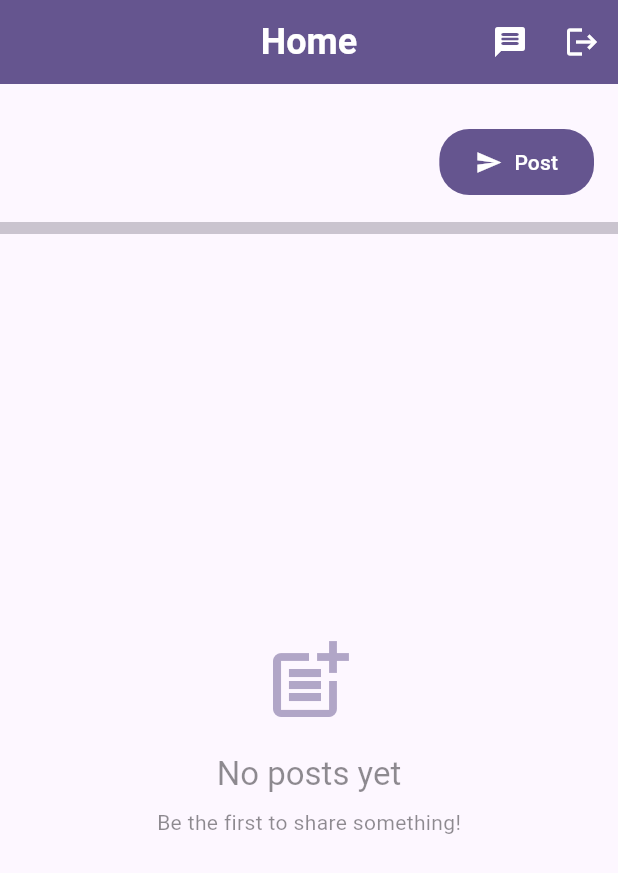
After one commit to Ibrahim-Lokman/messaging_app, a Flutter app: the HomePage screen opened by its route, on a phone screen of 412 x 824 dp. The commit adds this screen. Shown: the top 873 px of the screen. Run offline on Flutter 3.47's test engine with Material 3 defaults, Android fonts, the phone set to English and light mode, and no system bars; our stand-ins replace cloud_firestore, equatable, firebase_auth, firebase_core, firebase_crashlytics, firebase_messaging and 4 more; accounts and stored records are empty.

Commit message:
feat: implement home page with post creation, viewing, and deletion capabilities.

```diff
--- a/lib/core/router/app_router.dart
+++ b/lib/core/router/app_router.dart
@@ -8,8 +8,10 @@ import 'package:messaging_app/features/profile/presentation/bloc/profile_bloc.da
 import 'package:messaging_app/features/profile/presentation/pages/edit_profile_page.dart';
 import 'package:messaging_app/features/profile/presentation/pages/profile_page.dart';
 import 'package:messaging_app/features/profile/domain/entities/profile.dart';
+import 'package:messaging_app/features/home/domain/repositories/posts_repository.dart';
 import '../../features/auth/presentation/pages/login_page.dart';
 import '../../features/auth/presentation/pages/signup_page.dart';
+import '../../features/home/presentation/pages/home_page.dart';
 import '../../features/contacts/presentation/pages/contacts_page.dart';
 import '../../features/chat/presentation/pages/chat_page.dart';
 import '../../features/chat/presentation/bloc/chat_bloc.dart';
@@ -22,6 +24,10 @@ class AppRouter {
     routes: [
       GoRoute(path: '/login', builder: (context, state) => const LoginPage()),
       GoRoute(path: '/signup', builder: (context, state) => const SignupPage()),
+      GoRoute(
+        path: '/home',
+        builder: (context, state) => const HomePage(),
+      ),
       GoRoute(
         path: '/contacts',
         builder: (context, state) => const ContactsPage(),
--- a/lib/features/auth/domain/repositories/auth_repository.dart
+++ b/lib/features/auth/domain/repositories/auth_repository.dart
@@ -1,4 +1,6 @@
 import '../../../../core/utils/result.dart';
+import '../entities/user.dart' as auth_user;
+
 
 abstract class AuthRepository {
   Future<Result<String>> login({required String email, required String password});
@@ -9,5 +11,5 @@ abstract class AuthRepository {
     required String password,
   });
   Future<Result<void>> logout();
-  // Future<User?> getCurrentUser();
+  Future<auth_user.User?> getCurrentUser();
 }
--- a/lib/features/auth/presentation/bloc/auth_event.dart
+++ b/lib/features/auth/presentation/bloc/auth_event.dart
@@ -29,3 +29,5 @@ class AuthSignUpRequested extends AuthEvent {
 }
 
 class AuthLogoutRequested extends AuthEvent {}
+
+class SignOut extends AuthEvent {}
--- a/lib/features/auth/presentation/pages/login_page.dart
+++ b/lib/features/auth/presentation/pages/login_page.dart
@@ -43,7 +43,7 @@ class _LoginPageState extends State<LoginPage> {
       body: BlocConsumer<AuthBloc, AuthState>(
         listener: (context, state) {
           if (state is AuthAuthenticated) {
-            context.go('/contacts'); // Redirect to Contacts/Home after login
+            context.go('/home'); // Redirect to Home after login
           }
           if (state is AuthError) {
             ScaffoldMessenger.of(context).showSnackBar(
--- a/lib/features/auth/presentation/pages/signup_page.dart
+++ b/lib/features/auth/presentation/pages/signup_page.dart
@@ -45,7 +45,7 @@ class _SignupPageState extends State<SignupPage> {
       body: BlocConsumer<AuthBloc, AuthState>(
         listener: (context, state) {
           if (state is AuthAuthenticated) {
-            context.go('/contacts'); // Redirect after signup
+            context.go('/home'); // Redirect to Home after signup
           }
           if (state is AuthError) {
             ScaffoldMessenger.of(context).showSnackBar(
--- /dev/null
+++ b/lib/features/home/data/posts_repository_impl.dart
@@ -0,0 +1,45 @@
+import 'package:cloud_firestore/cloud_firestore.dart';
+import 'package:uuid/uuid.dart';
+import '../domain/entities/post.dart';
+import '../domain/repositories/posts_repository.dart';
+
+class FirebasePostsRepository implements PostsRepository {
+  final FirebaseFirestore _firestore = FirebaseFirestore.instance;
+  final Uuid _uuid = const Uuid();
+
+  @override
+  Stream<List<Post>> getPosts() {
+    return _firestore
+        .collection('posts')
+        .orderBy('timestamp', descending: true)
+        .snapshots()
+        .map((snapshot) {
+      return snapshot.docs.map((doc) {
+        final data = doc.data();
+        return Post.fromMap({...data, 'id': doc.id});
+      }).toList();
+    });
+  }
+
+  @override
+  Future<void> createPost(
+    String userId,
+    String username,
+    String? userPhotoUrl,
+    String content,
+  ) async {
+    final postId = _uuid.v4();
+    await _firestore.collection('posts').doc(postId).set({
+      'userId': userId,
+      'username': username,
+      'userPhotoUrl': userPhotoUrl,
+      'content': content,
+      'timestamp': DateTime.now().toIso8601String(),
+    });
+  }
+
+  @override
+  Future<void> deletePost(String postId) async {
+    await _firestore.collection('posts').doc(postId).delete();
+  }
+}
--- /dev/null
+++ b/lib/features/home/domain/entities/post.dart
@@ -0,0 +1,44 @@
+import 'package:equatable/equatable.dart';
+
+class Post extends Equatable {
+  final String id;
+  final String userId;
+  final String username;
+  final String? userPhotoUrl;
+  final String content;
+  final DateTime timestamp;
+
+  const Post({
+    required this.id,
+    required this.userId,
+    required this.username,
+    this.userPhotoUrl,
+    required this.content,
+    required this.timestamp,
+  });
+
+  @override
+  List<Object?> get props => [id, userId, username, userPhotoUrl, content, timestamp];
+
+  factory Post.fromMap(Map<String, dynamic> map) {
+    return Post(
+      id: map['id'] as String,
+      userId: map['userId'] as String,
+      username: map['username'] as String,
+      userPhotoUrl: map['userPhotoUrl'] as String?,
+      content: map['content'] as String,
+      timestamp: DateTime.parse(map['timestamp'] as String),
+    );
+  }
+
+  Map<String, dynamic> toMap() {
+    return {
+      'id': id,
+      'userId': userId,
+      'username': username,
+      'userPhotoUrl': userPhotoUrl,
+      'content': content,
+      'timestamp': timestamp.toIso8601String(),
+    };
+  }
+}
--- /dev/null
+++ b/lib/features/home/domain/repositories/posts_repository.dart
@@ -0,0 +1,7 @@
+import '../entities/post.dart';
+
+abstract class PostsRepository {
+  Stream<List<Post>> getPosts();
+  Future<void> createPost(String userId, String username, String? userPhotoUrl, String content);
+  Future<void> deletePost(String postId);
+}
--- /dev/null
+++ b/lib/features/home/presentation/bloc/posts_bloc.dart
@@ -0,0 +1,90 @@
+import 'dart:async';
+import 'package:flutter_bloc/flutter_bloc.dart';
+import '../../domain/repositories/posts_repository.dart';
+import '../../domain/entities/post.dart';
+import 'posts_event.dart';
+import 'posts_state.dart';
+
+class PostsBloc extends Bloc<PostsEvent, PostsState> {
+  final PostsRepository postsRepository;
+  StreamSubscription? _postsSubscription;
+
+  PostsBloc({required this.postsRepository}) : super(PostsInitial()) {
+    on<LoadPosts>(_onLoadPosts);
+    on<CreatePost>(_onCreatePost);
+    on<DeletePost>(_onDeletePost);
+    on<_PostsUpdated>(_onPostsUpdated);
+    on<_PostsErrorOccurred>(_onPostsErrorOccurred);
+  }
+
+  Future<void> _onLoadPosts(LoadPosts event, Emitter<PostsState> emit) async {
+    emit(PostsLoading());
+    try {
+      await _postsSubscription?.cancel();
+      _postsSubscription = postsRepository.getPosts().listen(
+        (posts) {
+          add(_PostsUpdated(posts));
+        },
+        onError: (error) {
+          add(_PostsErrorOccurred(error.toString()));
+        },
+      );
+    } catch (e) {
+      emit(PostsError(e.toString()));
+    }
+  }
+
+  Future<void> _onCreatePost(CreatePost event, Emitter<PostsState> emit) async {
+    try {
+      await postsRepository.createPost(
+        event.userId,
+        event.username,
+        event.userPhotoUrl,
+        event.content,
+      );
+    } catch (e) {
+      emit(PostsError(e.toString()));
+    }
+  }
+
+  Future<void> _onDeletePost(DeletePost event, Emitter<PostsState> emit) async {
+    try {
+      await postsRepository.deletePost(event.postId);
+    } catch (e) {
+      emit(PostsError(e.toString()));
+    }
+  }
+
+  Future<void> _onPostsUpdated(_PostsUpdated event, Emitter<PostsState> emit) async {
+    emit(PostsLoaded(event.posts));
+  }
+
+  Future<void> _onPostsErrorOccurred(_PostsErrorOccurred event, Emitter<PostsState> emit) async {
+    emit(PostsError(event.error));
+  }
+
+  @override
+  Future<void> close() {
+    _postsSubscription?.cancel();
+    return super.close();
+  }
+}
+
+// Internal events
+class _PostsUpdated extends PostsEvent {
+  final List<Post> posts;
+
+  const _PostsUpdated(this.posts);
+
+  @override
+  List<Object?> get props => [posts];
+}
+
+class _PostsErrorOccurred extends PostsEvent {
+  final String error;
+
+  const _PostsErrorOccurred(this.error);
+
+  @override
+  List<Object?> get props => [error];
+}
--- /dev/null
+++ b/lib/features/home/presentation/bloc/posts_event.dart
@@ -0,0 +1,36 @@
+import 'package:equatable/equatable.dart';
+
+abstract class PostsEvent extends Equatable {
+  const PostsEvent();
+
+  @override
+  List<Object?> get props => [];
+}
+
+class LoadPosts extends PostsEvent {}
+
+class CreatePost extends PostsEvent {
+  final String userId;
+  final String username;
+  final String? userPhotoUrl;
+  final String content;
+
+  const CreatePost({
+    required this.userId,
+    required this.username,
+    this.userPhotoUrl,
+    required this.content,
+  });
+
+  @override
+  List<Object?> get props => [userId, username, userPhotoUrl, content];
+}
+
+class DeletePost extends PostsEvent {
+  final String postId;
+
+  const DeletePost(this.postId);
+
+  @override
+  List<Object?> get props => [postId];
+}
--- /dev/null
+++ b/lib/features/home/presentation/bloc/posts_state.dart
@@ -0,0 +1,39 @@
+import 'package:equatable/equatable.dart';
+import '../../domain/entities/post.dart';
+
+abstract class PostsState extends Equatable {
+  const PostsState();
+
+  @override
+  List<Object?> get props => [];
+}
+
+class PostsInitial extends PostsState {}
+
+class PostsLoading extends PostsState {}
+
+class PostsLoaded extends PostsState {
+  final List<Post> posts;
+
+  const PostsLoaded(this.posts);
+
+  @override
+  List<Object?> get props => [posts];
+}
+
+class PostsError extends PostsState {
+  final String message;
+
+  const PostsError(this.message);
+
+  @override
+  List<Object?> get props => [message];
+}
+
+class PostCreating extends PostsState {}
+
+class PostCreated extends PostsState {}
+
+class PostDeleting extends PostsState {}
+
+class PostDeleted extends PostsState {}
--- /dev/null
+++ b/lib/features/home/presentation/pages/home_page.dart
@@ -0,0 +1,418 @@
+import 'package:flutter/material.dart';
+import 'package:flutter_bloc/flutter_bloc.dart';
+import 'package:go_router/go_router.dart';
+import 'package:intl/intl.dart';
+import '../../../auth/presentation/bloc/auth_bloc.dart';
+import '../../../auth/presentation/bloc/auth_state.dart';
+import '../../../auth/presentation/bloc/auth_event.dart';
+import '../../../auth/domain/repositories/auth_repository.dart';
+import '../../../auth/domain/entities/user.dart' as auth_user;
+import '../../domain/repositories/posts_repository.dart';
+import '../bloc/posts_bloc.dart';
+import '../bloc/posts_event.dart';
+import '../bloc/posts_state.dart';
+
+class HomePage extends StatefulWidget {
+  const HomePage({super.key});
+
+  @override
+  State<HomePage> createState() => _HomePageState();
+}
+
+class _HomePageState extends State<HomePage> {
+  final TextEditingController _postController = TextEditingController();
+
+  @override
+  void dispose() {
+    _postController.dispose();
+    super.dispose();
+  }
+
+  @override
+  Widget build(BuildContext context) {
+    return BlocProvider(
+      create: (context) => PostsBloc(
+        postsRepository: context.read<PostsRepository>(),
+      )..add(LoadPosts()),
+      child: Scaffold(
+        backgroundColor: Theme.of(context).colorScheme.surface,
+        appBar: AppBar(
+          title: const Text(
+            'Home',
+            style: TextStyle(fontWeight: FontWeight.bold, fontSize: 24),
+          ),
+          backgroundColor: Theme.of(context).colorScheme.primary,
+          foregroundColor: Theme.of(context).colorScheme.onPrimary,
+          elevation: 0,
+          actions: [
+            IconButton(
+              icon: const Icon(Icons.message_rounded),
+              tooltip: 'Messages',
+              onPressed: () {
+                context.push('/contacts');
+              },
+            ),
+            IconButton(
+              icon: const Icon(Icons.logout),
+              tooltip: 'Logout',
+              onPressed: () {
+                context.read<AuthBloc>().add(SignOut());
+              },
+            ),
+          ],
+        ),
+        body: BlocListener<AuthBloc, AuthState>(
+          listener: (context, state) {
+            if (state is AuthUnauthenticated) {
+              context.go('/login');
+            }
+          },
+          child: Column(
+            children: [
+              _buildCreatePostSection(context),
+              const Divider(height: 8, thickness: 8),
+              Expanded(
+                child: _buildPostsList(),
+              ),
+            ],
+          ),
+        ),
+      ),
+    );
+  }
+
+  Widget _buildCreatePostSection(BuildContext context) {
+    return Container(
+      padding: const EdgeInsets.all(16),
+      color: Theme.of(context).colorScheme.surface,
+      child: Column(
+        crossAxisAlignment: CrossAxisAlignment.start,
+        children: [
+          BlocBuilder<AuthBloc, AuthState>(
+            builder: (context, authState) {
+              if (authState is! AuthAuthenticated) {
+                return const SizedBox.shrink();
+              }
+
+              return FutureBuilder<auth_user.User?>(
+                future: context.read<AuthRepository>().getCurrentUser(),
+                builder: (context, snapshot) {
+                  final user = snapshot.data;
+
+                  return Row(
+                    children: [
+                      CircleAvatar(
+                        radius: 24,
+                        backgroundColor: Theme.of(context).colorScheme.primary,
+                        backgroundImage: user?.photoUrl != null
+                            ? NetworkImage(user!.photoUrl!)
+                            : null,
+                        child: user?.photoUrl == null
+                            ? Text(
+                                user?.username.substring(0, 1).toUpperCase() ?? 'U',
+                                style: TextStyle(
+                                  color: Theme.of(context).colorScheme.onPrimary,
+                                  fontWeight: FontWeight.bold,
+                                  fontSize: 20,
+                                ),
+                              )
+                            : null,
+                      ),
+                      const SizedBox(width: 12),
+                      Expanded(
+                        child: TextField(
+                          controller: _postController,
+                          decoration: InputDecoration(
+                            hintText: "What's on your mind, ${user?.username ?? 'User'}?",
+                            border: OutlineInputBorder(
+                              borderRadius: BorderRadius.circular(24),
+                              borderSide: BorderSide.none,
+                            ),
+                            filled: true,
+                            fillColor: Theme.of(context).colorScheme.surfaceContainerHighest,
+                            contentPadding: const EdgeInsets.symmetric(
+                              horizontal: 20,
+                              vertical: 12,
+                            ),
+                          ),
+                          maxLines: null,
+                          textCapitalization: TextCapitalization.sentences,
+                        ),
+                      ),
+                    ],
+                  );
+                },
+              );
+            },
+          ),
+          const SizedBox(height: 12),
+          Align(
+            alignment: Alignment.centerRight,
+            child: BlocBuilder<AuthBloc, AuthState>(
+              builder: (context, authState) {
+                return FilledButton.icon(
+                  onPressed: () => _createPost(context, authState),
+                  icon: const Icon(Icons.send),
+                  label: const Text('Post'),
+                  style: FilledButton.styleFrom(
+                    padding: const EdgeInsets.symmetric(
+                      horizontal: 24,
+                      vertical: 12,
+                    ),
+                    shape: RoundedRectangleBorder(
+                      borderRadius: BorderRadius.circular(20),
+                    ),
+                  ),
+                );
+              },
+            ),
+          ),
+        ],
+      ),
+    );
+  }
+
+  Widget _buildPostsList() {
+    return BlocBuilder<PostsBloc, PostsState>(
+      builder: (context, state) {
+        if (state is PostsLoading) {
+          return const Center(child: CircularProgressIndicator());
+        }
+
+        if (state is PostsError) {
+          return Center(
+            child: Column(
+              mainAxisAlignment: MainAxisAlignment.center,
+              children: [
+                Icon(
+                  Icons.error_outline,
+                  size: 64,
+                  color: Theme.of(context).colorScheme.error,
+                ),
+                const SizedBox(height: 16),
+                Text(
+                  'Error: ${state.message}',
+                  style: TextStyle(color: Theme.of(context).colorScheme.error),
+                ),
+                const SizedBox(height: 16),
+                FilledButton(
+                  onPressed: () {
+                    context.read<PostsBloc>().add(LoadPosts());
+                  },
+                  child: const Text('Retry'),
+                ),
+              ],
+            ),
+          );
+        }
+
+        if (state is PostsLoaded) {
+          if (state.posts.isEmpty) {
+            return Center(
+              child: Column(
+                mainAxisAlignment: MainAxisAlignment.center,
+                children: [
+                  Icon(
+                    Icons.post_add,
+                    size: 64,
+                    color: Theme.of(context).colorScheme.primary.withOpacity(0.5),
+                  ),
+                  const SizedBox(height: 16),
+                  Text(
+                    'No posts yet',
+                    style: Theme.of(context).textTheme.titleLarge?.copyWith(
+                          color: Theme.of(context).colorScheme.onSurface.withOpacity(0.5),
+                        ),
+                  ),
+                  const SizedBox(height: 8),
+                  Text(
+                    'Be the first to share something!',
+                    style: Theme.of(context).textTheme.bodyMedium?.copyWith(
+                          color: Theme.of(context).colorScheme.onSurface.withOpacity(0.5),
+                        ),
+                  ),
+                ],
+              ),
+            );
+          }
+
+          return RefreshIndicator(
+            onRefresh: () async {
+              context.read<PostsBloc>().add(LoadPosts());
+            },
+            child: ListView.builder(
+              padding: const EdgeInsets.symmetric(vertical: 8),
+              itemCount: state.posts.length,
+              itemBuilder: (context, index) {
+                final post = state.posts[index];
+                return _buildPostCard(context, post);
+              },
+            ),
+          );
+        }
+
+        return const SizedBox.shrink();
+      },
+    );
+  }
+
+  Widget _buildPostCard(BuildContext context, post) {
+    final authState = context.read<AuthBloc>().state;
+    final isOwnPost = authState is AuthAuthenticated && authState.uid == post.userId;
+
+    return Card(
+      margin: const EdgeInsets.symmetric(horizontal: 12, vertical: 6),
+      elevation: 0,
+      shape: RoundedRectangleBorder(
+        borderRadius: BorderRadius.circular(12),
+        side: BorderSide(
+          color: Theme.of(context).colorScheme.outlineVariant,
+          width: 1,
+        ),
+      ),
+      child: Padding(
+        padding: const EdgeInsets.all(16),
+        child: Column(
+          crossAxisAlignment: CrossAxisAlignment.start,
+          children: [
+            Row(
+              children: [
+                CircleAvatar(
+                  radius: 20,
+                  backgroundColor: Theme.of(context).colorScheme.primary,
+                  backgroundImage: post.userPhotoUrl != null
+                      ? NetworkImage(post.userPhotoUrl!)
+                      : null,
+                  child: post.userPhotoUrl == null
+                      ? Text(
+                          post.username.substring(0, 1).toUpperCase(),
+                          style: TextStyle(
+                            color: Theme.of(context).colorScheme.onPrimary,
+                            fontWeight: FontWeight.bold,
+                          ),
+                        )
+                      : null,
+                ),
+                const SizedBox(width: 12),
+                Expanded(
+                  child: Column(
+                    crossAxisAlignment: CrossAxisAlignment.start,
+                    children: [
+                      Text(
+                        post.username,
+                        style: const TextStyle(
+                          fontWeight: FontWeight.bold,
+                          fontSize: 16,
+                        ),
+                      ),
+                      Text(
+                        _formatTimestamp(post.timestamp),
+                        style: TextStyle(
+                          color: Theme.of(context).colorScheme.onSurface.withOpacity(0.6),
+                          fontSize: 12,
+                        ),
+                      ),
+                    ],
+                  ),
+                ),
+                if (isOwnPost)
+                  IconButton(
+                    icon: const Icon(Icons.delete_outline),
+                    color: Theme.of(context).colorScheme.error,
+                    onPressed: () => _deletePost(context, post.id),
+                  ),
+              ],
+            ),
+            const SizedBox(height: 12),
+            Text(
+              post.content,
+              style: const TextStyle(fontSize: 15, height: 1.4),
+            ),
+          ],
+        ),
+      ),
+    );
+  }
+
+  String _formatTimestamp(DateTime timestamp) {
+    final now = DateTime.now();
+    final difference = now.difference(timestamp);
+
+    if (difference.inMinutes < 1) {
+      return 'Just now';
+    } else if (difference.inHours < 1) {
+      return '${difference.inMinutes}m ago';
+    } else if (difference.inDays < 1) {
+      return '${difference.inHours}h ago';
+    } else if (difference.inDays < 7) {
+      return '${difference.inDays}d ago';
+    } else {
+      return DateFormat('MMM d, yyyy').format(timestamp);
+    }
+  }
+
+  Future<void> _createPost(BuildContext context, AuthState authState) async {
+    if (_postController.text.trim().isEmpty) {
+      ScaffoldMessenger.of(context).showSnackBar(
+        const SnackBar(content: Text('Please write something to post')),
+      );
+      return;
+    }
+
+    if (authState is! AuthAuthenticated) {
+      ScaffoldMessenger.of(context).showSnackBar(
+        const SnackBar(content: Text('You must be logged in to post')),
+      );
+      return;
+    }
+
+    try {
+      final user = await context.read<AuthRepository>().getCurrentUser();
+      if (user != null) {
+        context.read<PostsBloc>().add(
+              CreatePost(
+                userId: user.uid,
+                username: user.username,
+                userPhotoUrl: user.photoUrl,
+                content: _postController.text.trim(),
+              ),
+            );
+        _postController.clear();
+        FocusScope.of(context).unfocus();
+      }
+    } catch (e) {
+      if (context.mounted) {
+        ScaffoldMessenger.of(context).showSnackBar(
+          SnackBar(content: Text('Error creating post: $e')),
+        );
+      }
+    }
+  }
+
+  Future<void> _deletePost(BuildContext context, String postId) async {
+    final confirmed = await showDialog<bool>(
+      context: context,
+      builder: (context) => AlertDialog(
+        title: const Text('Delete Post'),
+        content: const Text('Are you sure you want to delete this post?'),
+        actions: [
+          TextButton(
+            onPressed: () => Navigator.of(context).pop(false),
+            child: const Text('Cancel'),
+          ),
+          FilledButton(
+            onPressed: () => Navigator.of(context).pop(true),
+            style: FilledButton.styleFrom(
+              backgroundColor: Theme.of(context).colorScheme.error,
+            ),
+            child: const Text('Delete'),
+          ),
+        ],
+      ),
+    );
+
+    if (confirmed == true && context.mounted) {
+      context.read<PostsBloc>().add(DeletePost(postId));
+    }
+  }
+}
--- a/lib/main.dart
+++ b/lib/main.dart
@@ -17,6 +17,8 @@ import 'features/contacts/presentation/bloc/contacts_bloc.dart';
 import 'features/contacts/presentation/bloc/contacts_bloc.dart';
 import 'features/chat/domain/repositories/chat_repository.dart';
 import 'features/chat/data/chat_repository_impl.dart';
+import 'features/home/domain/repositories/posts_repository.dart';
+import 'features/home/data/posts_repository_impl.dart';
 import 'core/utils/notification_service.dart';
 
 void main() async {
@@ -62,6 +64,9 @@ class MyApp extends StatelessWidget {
         RepositoryProvider<ChatRepository>(
           create: (_) => FirebaseChatRepository(),
         ),
+        RepositoryProvider<PostsRepository>(
+          create: (_) => FirebasePostsRepository(),
+        ),
         RepositoryProvider<ProfileRepository>(
           create:
               (
```
Also changed, not shown: lib/features/auth/data/auth_repository_impl.dart (+23 -0 lines), lib/features/auth/presentation/bloc/auth_bloc.dart (+9 -0 lines).
